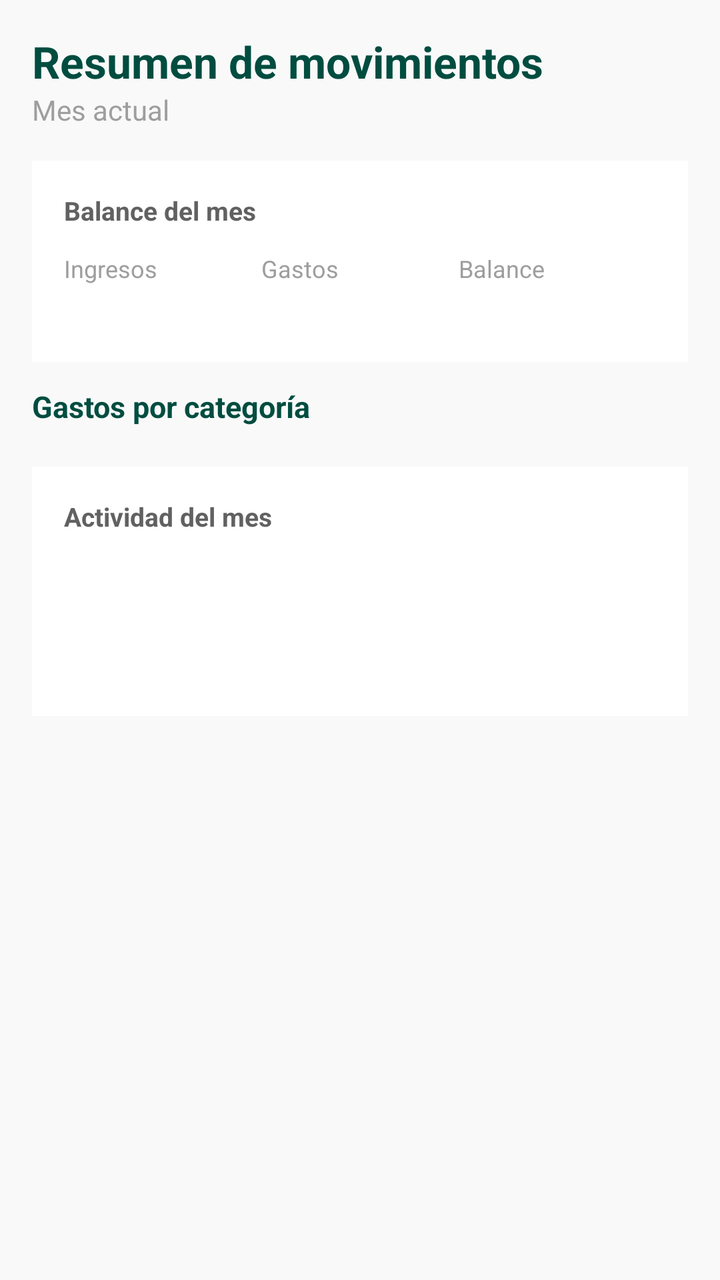
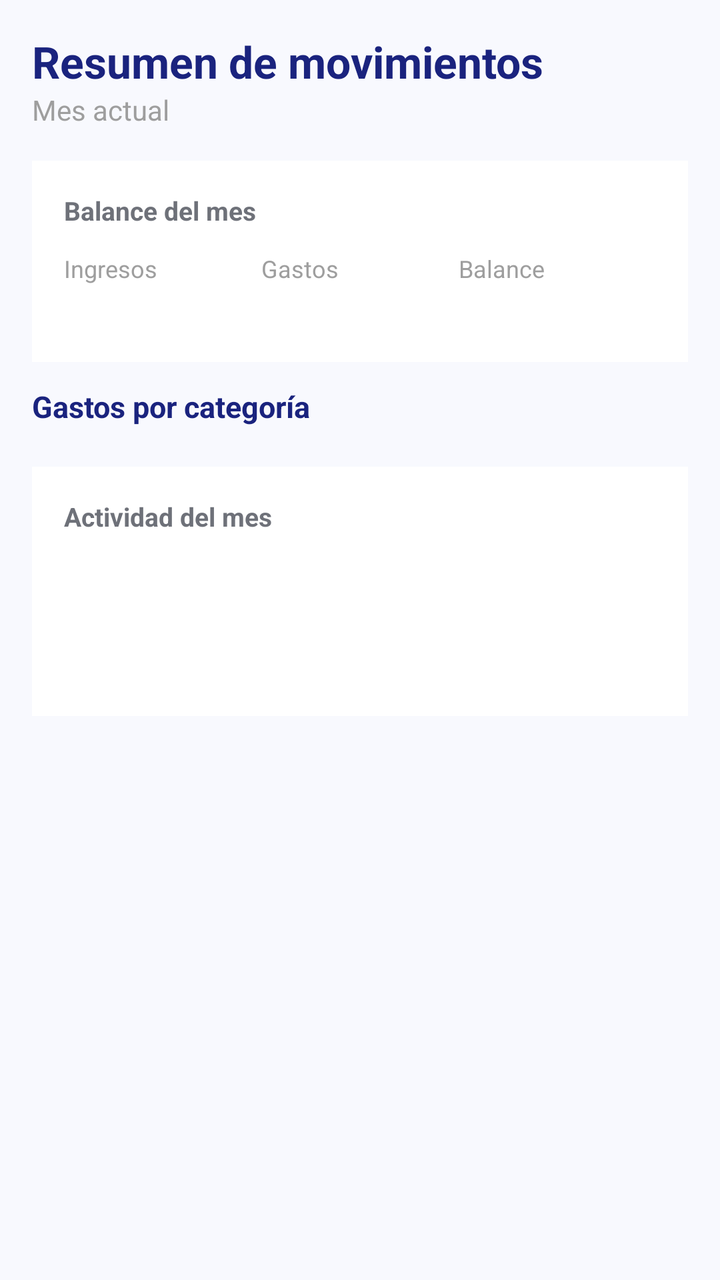

The first picture is an Android layout as it rendered before a commit; the second is the same layout after the commit. The layout source and the unified diff follow.
<!-- AndroidManifest.xml: application theme Theme.Gastop -->
<!-- res/layout/fragment_stats.xml -->
<?xml version="1.0" encoding="utf-8"?>
<layout xmlns:android="http://schemas.android.com/apk/res/android">

    <data>
        <variable
            name="viewModel"
            type="com.gastop.app.ui.viewmodel.GastopViewModel" />
    </data>

    <ScrollView
        android:layout_width="match_parent"
        android:layout_height="match_parent"
        android:background="@color/light_background">

        <LinearLayout
            android:layout_width="match_parent"
            android:layout_height="wrap_content"
            android:orientation="vertical"
            android:padding="16dp">

            
            <TextView
                android:layout_width="wrap_content"
                android:layout_height="wrap_content"
                android:text="@string/stats_title"
                android:textColor="@color/primary_dark"
                android:textSize="22sp"
                android:textStyle="bold" />

            <TextView
                android:layout_width="wrap_content"
                android:layout_height="wrap_content"
                android:text="@string/stats_mes_actual"
                android:textColor="@color/gray"
                android:textSize="14sp"
                android:layout_marginBottom="16dp" />

            
            <LinearLayout
                android:layout_width="match_parent"
                android:layout_height="wrap_content"
                android:orientation="vertical"
                android:background="@color/surface"
                android:padding="16dp"
                android:layout_marginBottom="12dp">

                <TextView
                    android:layout_width="wrap_content"
                    android:layout_height="wrap_content"
                    android:text="@string/stats_balance_mes"
                    android:textColor="@color/dark_gray"
                    android:textSize="13sp"
                    android:textStyle="bold"
                    android:layout_marginBottom="12dp" />

                <LinearLayout
                    android:layout_width="match_parent"
                    android:layout_height="wrap_content"
                    android:orientation="horizontal">

                    <LinearLayout
                        android:layout_width="0dp"
                        android:layout_height="wrap_content"
                        android:layout_weight="1"
                        android:orientation="vertical">

                        <TextView
                            android:layout_width="wrap_content"
                            android:layout_height="wrap_content"
                            android:text="@string/stats_ingresos_label"
                            android:textColor="@color/gray"
                            android:textSize="12sp" />

                        <TextView
                            android:id="@+id/tvIngresosMes"
                            android:layout_width="wrap_content"
                            android:layout_height="wrap_content"
                            android:textColor="#4CAF50"
                            android:textSize="17sp"
                            android:textStyle="bold" />
                    </LinearLayout>

                    <LinearLayout
                        android:layout_width="0dp"
                        android:layout_height="wrap_content"
                        android:layout_weight="1"
                        android:orientation="vertical">

                        <TextView
                            android:layout_width="wrap_content"
                            android:layout_height="wrap_content"
                            android:text="@string/stats_gastos_label"
                            android:textColor="@color/gray"
                            android:textSize="12sp" />

                        <TextView
                            android:id="@+id/tvGastosMes"
                            android:layout_width="wrap_content"
                            android:layout_height="wrap_content"
                            android:textColor="@color/error"
                            android:textSize="17sp"
                            android:textStyle="bold" />
                    </LinearLayout>

                    <LinearLayout
                        android:layout_width="0dp"
                        android:layout_height="wrap_content"
                        android:layout_weight="1"
                        android:orientation="vertical">

                        <TextView
                            android:layout_width="wrap_content"
                            android:layout_height="wrap_content"
                            android:text="@string/stats_balance"
                            android:textColor="@color/gray"
                            android:textSize="12sp" />

                        <TextView
                            android:id="@+id/tvBalanceMes"
                            android:layout_width="wrap_content"
                            android:layout_height="wrap_content"
                            android:textSize="17sp"
                            android:textStyle="bold" />
                    </LinearLayout>

                </LinearLayout>
            </LinearLayout>

            
            <TextView
                android:layout_width="wrap_content"
                android:layout_height="wrap_content"
                android:text="@string/stats_por_categoria"
                android:textColor="@color/primary_dark"
                android:textSize="15sp"
                android:textStyle="bold"
                android:layout_marginBottom="8dp" />

            <TextView
                android:id="@+id/tvSinDatos"
                android:layout_width="wrap_content"
                android:layout_height="wrap_content"
                android:text="@string/stats_sin_transacciones"
                android:textColor="@color/gray"
                android:textSize="14sp"
                android:visibility="gone" />

            <LinearLayout
                android:id="@+id/layoutCategorias"
                android:layout_width="match_parent"
                android:layout_height="wrap_content"
                android:orientation="vertical"
                android:layout_marginBottom="12dp" />

            
            <LinearLayout
                android:layout_width="match_parent"
                android:layout_height="wrap_content"
                android:orientation="vertical"
                android:background="@color/surface"
                android:padding="16dp">

                <TextView
                    android:layout_width="wrap_content"
                    android:layout_height="wrap_content"
                    android:text="@string/stats_actividad"
                    android:textColor="@color/dark_gray"
                    android:textSize="13sp"
                    android:textStyle="bold"
                    android:layout_marginBottom="10dp" />

                <TextView
                    android:id="@+id/tvTotalMovimientos"
                    android:layout_width="wrap_content"
                    android:layout_height="wrap_content"
                    android:textColor="@color/dark_gray"
                    android:textSize="14sp"
                    android:layout_marginBottom="4dp" />

                <TextView
                    android:id="@+id/tvNumIngresos"
                    android:layout_width="wrap_content"
                    android:layout_height="wrap_content"
                    android:textColor="#4CAF50"
                    android:textSize="14sp"
                    android:layout_marginBottom="4dp" />

                <TextView
                    android:id="@+id/tvNumGastos"
                    android:layout_width="wrap_content"
                    android:layout_height="wrap_content"
                    android:textColor="@color/error"
                    android:textSize="14sp" />

            </LinearLayout>

        </LinearLayout>

    </ScrollView>

</layout>
<!-- resources referenced by this layout -->
<resources>
  <color name="dark_gray">#FF616161</color>
  <color name="error">#FFD32F2F</color>
  <color name="gray">#FF9E9E9E</color>
  <color name="light_background">#FFF9F9F9</color>
  <color name="primary_dark">#FF004D40</color>
  <color name="surface">#FFFFFFFF</color>
  <string name="stats_actividad">Actividad del mes</string>
  <string name="stats_balance">Balance</string>
  <string name="stats_balance_mes">Balance del mes</string>
  <string name="stats_gastos_label">Gastos</string>
  <string name="stats_ingresos_label">Ingresos</string>
  <string name="stats_mes_actual">Mes actual</string>
  <string name="stats_por_categoria">Gastos por categoría</string>
  <string name="stats_sin_transacciones">Sin transacciones registradas</string>
  <string name="stats_title">Resumen de movimientos</string>
  <style name="Theme.Gastop" parent="Theme.AppCompat.Light.NoActionBar">
          <item name="colorPrimary">@color/primary</item>
          <item name="colorPrimaryDark">@color/primary_dark</item>
          <item name="colorAccent">@color/secondary</item>
          <item name="android:statusBarColor">@color/primary_dark</item>
      </style>
  <color name="primary">#FF00796B</color>
  <color name="secondary">#FF0288D1</color>
</resources>

<!-- the commit's change to res/layout/fragment_stats.xml (unified diff, before → after) -->
@@ -48,7 +48,7 @@
                     android:layout_width="wrap_content"
                     android:layout_height="wrap_content"
                     android:text="@string/stats_balance_mes"
-                    android:textColor="@color/dark_gray"
+                    android:textColor="@color/text_secondary"
                     android:textSize="13sp"
                     android:textStyle="bold"
                     android:layout_marginBottom="12dp" />
@@ -164,7 +164,7 @@
                     android:layout_width="wrap_content"
                     android:layout_height="wrap_content"
                     android:text="@string/stats_actividad"
-                    android:textColor="@color/dark_gray"
+                    android:textColor="@color/text_secondary"
                     android:textSize="13sp"
                     android:textStyle="bold"
                     android:layout_marginBottom="10dp" />
@@ -173,7 +173,7 @@
                     android:id="@+id/tvTotalMovimientos"
                     android:layout_width="wrap_content"
                     android:layout_height="wrap_content"
-                    android:textColor="@color/dark_gray"
+                    android:textColor="@color/text_secondary"
                     android:textSize="14sp"
                     android:layout_marginBottom="4dp" />
 
<!-- resource entries referenced after the edit -->
@@ -1,11 +1,11 @@
 <!-- resources referenced by this layout -->
 <resources>
-  <color name="dark_gray">#FF616161</color>
-  <color name="error">#FFD32F2F</color>
+  <color name="error">#FFFF5252</color>
   <color name="gray">#FF9E9E9E</color>
-  <color name="light_background">#FFF9F9F9</color>
-  <color name="primary_dark">#FF004D40</color>
+  <color name="light_background">#FFF8F9FE</color>
+  <color name="primary_dark">#FF1A237E</color>
   <color name="surface">#FFFFFFFF</color>
+  <color name="text_secondary">#FF6E7179</color>
   <string name="stats_actividad">Actividad del mes</string>
   <string name="stats_balance">Balance</string>
   <string name="stats_balance_mes">Balance del mes</string>
@@ -15,13 +15,50 @@
   <string name="stats_por_categoria">Gastos por categoría</string>
   <string name="stats_sin_transacciones">Sin transacciones registradas</string>
   <string name="stats_title">Resumen de movimientos</string>
-  <style name="Theme.Gastop" parent="Theme.AppCompat.Light.NoActionBar">
+  <style name="Theme.Gastop" parent="Theme.Material3.DayNight.NoActionBar">
+          
           <item name="colorPrimary">@color/primary</item>
-          <item name="colorPrimaryDark">@color/primary_dark</item>
-          <item name="colorAccent">@color/secondary</item>
-          <item name="android:statusBarColor">@color/primary_dark</item>
+          <item name="colorOnPrimary">@color/white</item>
+          <item name="colorPrimaryContainer">#DDE3FF</item>
+          <item name="colorOnPrimaryContainer">@color/primary_dark</item>
+  
+          <item name="colorSecondary">@color/secondary</item>
+          <item name="colorOnSecondary">@color/white</item>
+  
+          <item name="colorError">@color/error</item>
+          <item name="colorOnError">@color/white</item>
+  
+          
+          <item name="android:windowBackground">@color/light_background</item>
+          <item name="colorSurface">@color/surface</item>
+          <item name="colorOnSurface">@color/text_primary</item>
+          <item name="colorSurfaceVariant">@color/surface_variant</item>
+          <item name="colorOnSurfaceVariant">@color/text_secondary</item>
+  
+          
+          <item name="cardViewStyle">@style/Widget.Gastop.Card</item>
+          <item name="materialButtonStyle">@style/Widget.Gastop.Button</item>
+  
+          
+          <item name="android:statusBarColor">@color/light_background</item>
+          <item name="android:windowLightStatusBar">true</item>
       </style>
-  <color name="primary">#FF00796B</color>
-  <color name="secondary">#FF0288D1</color>
+  <color name="primary">#FF2D55FF</color>
+  <color name="white">#FFFFFFFF</color>
+  <color name="secondary">#FF00D4FF</color>
+  <color name="text_primary">#FF1A1C1E</color>
+  <color name="surface_variant">#FFF1F3F9</color>
+  <style name="Widget.Gastop.Card" parent="Widget.Material3.CardView.Elevated">
+          <item name="cardCornerRadius">20dp</item>
+          <item name="cardElevation">4dp</item>
+          <item name="strokeWidth">0dp</item>
+      </style>
+  <style name="Widget.Gastop.Button" parent="Widget.Material3.Button">
+          <item name="cornerRadius">12dp</item>
+          <item name="android:paddingTop">12dp</item>
+          <item name="android:paddingBottom">12dp</item>
+          <item name="android:insetTop">0dp</item>
+          <item name="android:insetBottom">0dp</item>
+      </style>
 </resources>
 
